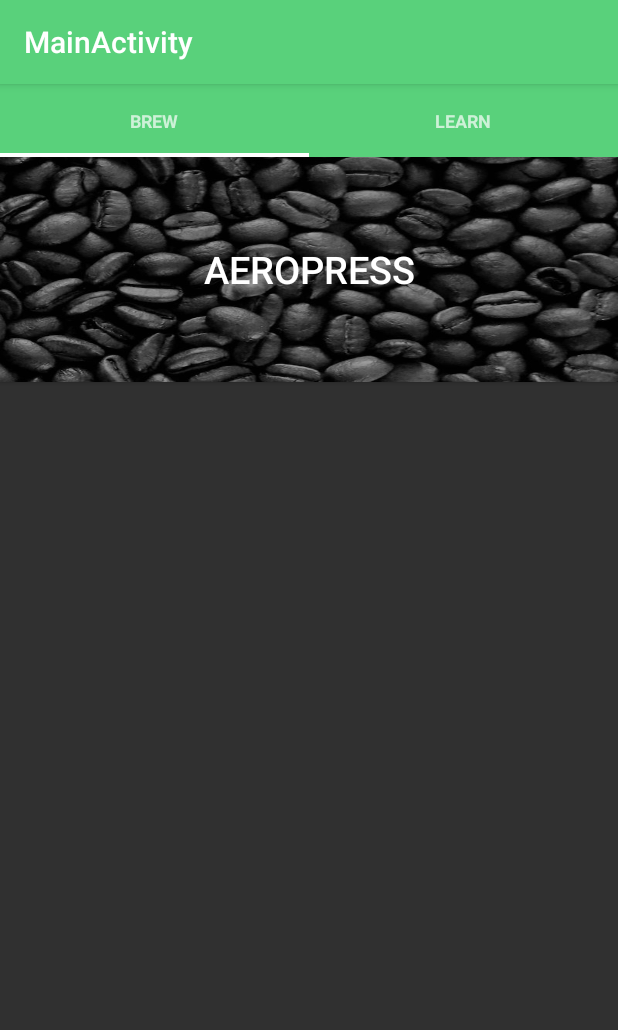
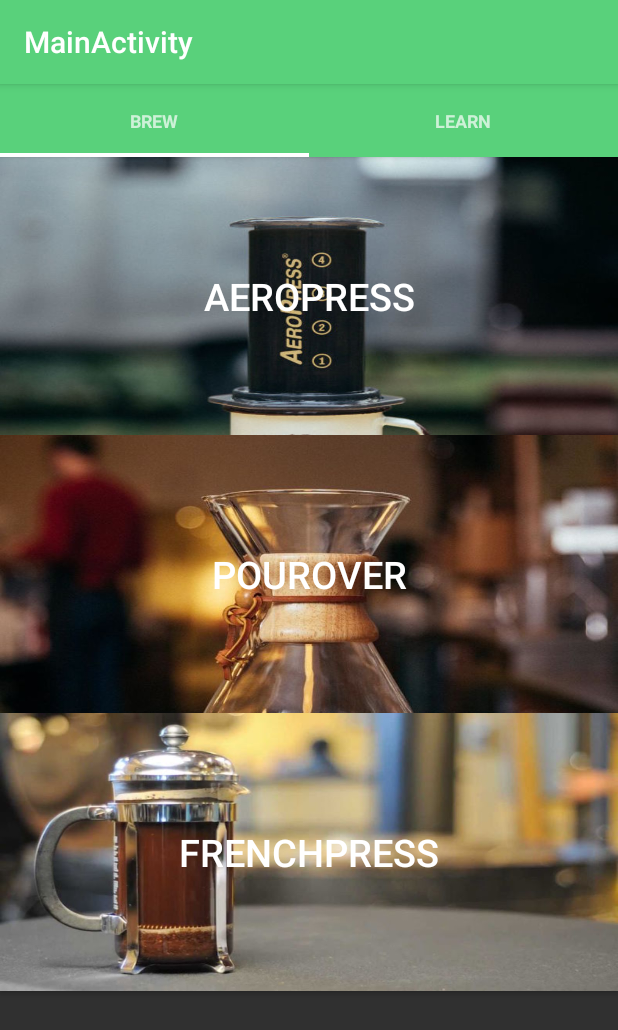
Before and after one commit to johnStauffer/coffee-brew-timer-app, an Android app: the screen it shows after launch (MainActivity), on a phone screen of 412 x 824 dp. Shown: the top 1030 px of the screen. Run offline under Robolectric (Android 15) with nearby library versions, the light colour scheme and no system bars.

Commit message:
WIP: image buttons for brew methods

```diff
--- a/app/src/main/AndroidManifest.xml
+++ b/app/src/main/AndroidManifest.xml
@@ -22,7 +22,8 @@
             android:name=".ui.MainActivity"
             android:label="@string/title_activity_main"
             android:theme="@style/AppTheme" />
-        <activity android:name=".ui.Brew"></activity>
+        <activity android:name=".ui.Brew" />
+        <activity android:name=".ui.AeropressBrewActivity"></activity>
     </application>
 
 </manifest>
--- a/app/src/main/java/com/example/jstauffer/bloomcoffeeassistant/ui/BrewTab.java
+++ b/app/src/main/java/com/example/jstauffer/bloomcoffeeassistant/ui/BrewTab.java
@@ -1,5 +1,6 @@
 package com.example.jstauffer.bloomcoffeeassistant.ui;
 
+import android.content.Intent;
 import android.os.Bundle;
 import android.support.annotation.Nullable;
 import android.support.v4.app.Fragment;
@@ -10,6 +11,8 @@
 
 import com.example.jstauffer.bloomcoffeeassistant.R;
 
+import static com.example.jstauffer.bloomcoffeeassistant.R.layout.brew_tab;
+
 /**
  * Created by jstauffer on 7/14/16.
  */
@@ -18,7 +21,7 @@
 
     @Override
     public View onCreateView(LayoutInflater inflater, @Nullable ViewGroup container, @Nullable Bundle savedInstanceState) {
-        View v = inflater.inflate(R.layout.brew_tab, container, false);
+        View v = inflater.inflate(brew_tab, container, false);
         return v;
     }
 }
--- a/app/src/main/java/com/example/jstauffer/bloomcoffeeassistant/ui/MainActivity.java
+++ b/app/src/main/java/com/example/jstauffer/bloomcoffeeassistant/ui/MainActivity.java
@@ -38,7 +38,7 @@
         //Set ViewPager & Adapter
         pager = (ViewPager) findViewById(R.id.pager);
         pager.setAdapter(adapter);
-        // Assiging the Sliding Tab Layout View
+        // Assigning the Sliding Tab Layout View
         tabs = (SlidingTabLayout) findViewById(R.id.tabs);
         tabs.setDistributeEvenly(true); // Spaces tabs evenly
         // Set color for scroll bar
@@ -52,20 +52,25 @@
         tabs.setViewPager(pager);
 
         //Set the Button for Brew
-        aeropressBtn = (Button) findViewById(R.id.aeropressBtn);
-        aeropressBtn.setOnClickListener(new View.OnClickListener(){
-            @Override
-            public void onClick
-        });
-
+        try {
+            aeropressBtn = (Button) findViewById(R.id.aeropressBtn);
+            aeropressBtn.setOnClickListener(new View.OnClickListener() {
+                @Override
+                public void onClick(View v) {
+                    Intent intent = new Intent(null, AeropressBrewActivity.class);
+                    startActivity(intent);
+                }
+            });
+        }catch (Exception e){
+            System.out.println("Null Pointer Setting button listener.");
+        }
     }
 
 
-    public void startBrew(){
+    public void startBrew() {
         Intent intent = new Intent(this, Brew.class);
         startActivity(intent);
     }
 
 
-
 }
--- a/app/src/main/res/layout/brew_tab.xml
+++ b/app/src/main/res/layout/brew_tab.xml
@@ -1,14 +1,28 @@
 <?xml version="1.0" encoding="utf-8"?>
 <LinearLayout xmlns:android="http://schemas.android.com/apk/res/android"
     android:layout_width="match_parent"
-    android:layout_height="match_parent">
-
+    android:layout_height="match_parent"
+    android:orientation="vertical">
     <Button
         android:layout_width="match_parent"
-        android:layout_height="150dp"
+        android:layout_height="185dp"
         android:id="@+id/aeropressBtn"
         android:textColor="#FFFFFF"
         android:text="Aeropress"
         android:textSize="25dp"
-        android:background="@drawable/coffee_beans"/>
+        android:background="@drawable/aeropress"/>
+    <Button
+        android:layout_width="match_parent"
+        android:layout_height="185dp"
+        android:id="@+id/pouroverBtn"
+        android:text="Pourover"
+        android:textSize="25dp"
+        android:background="@drawable/chemex"/>
+    <Button
+        android:layout_width="match_parent"
+        android:layout_height="185dp"
+        android:id="@+id/frenchPressBtn"
+        android:text="FrenchPress"
+        android:textSize="25dp"
+        android:background="@drawable/french_press"/>
 </LinearLayout>
```
Also changed, not shown: app/src/main/java/com/example/jstauffer/bloomcoffeeassistant/ui/AeropressBrewActivity.java (added, +15 -0 lines), app/src/main/res/layout/activity_aeropress_brew.xml (added, +13 -0 lines), app/src/main/res/drawable/aeropress.jpg (added), app/src/main/res/drawable/chemex.jpg (added), app/src/main/res/drawable/french_press.jpg (added).
